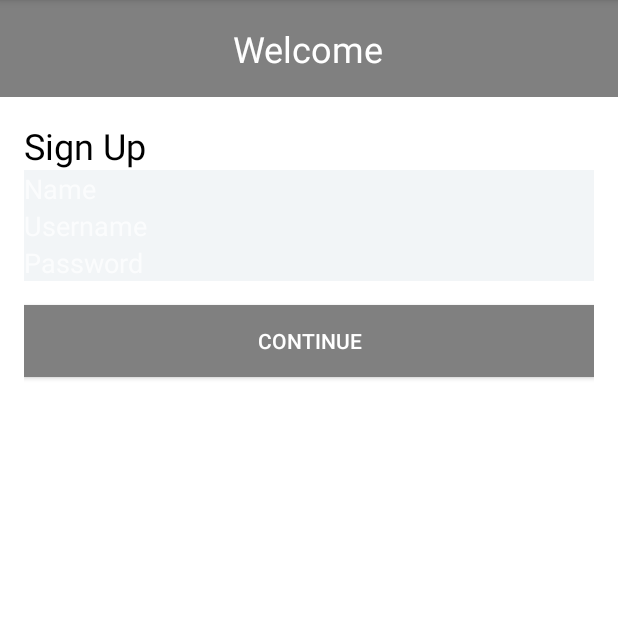
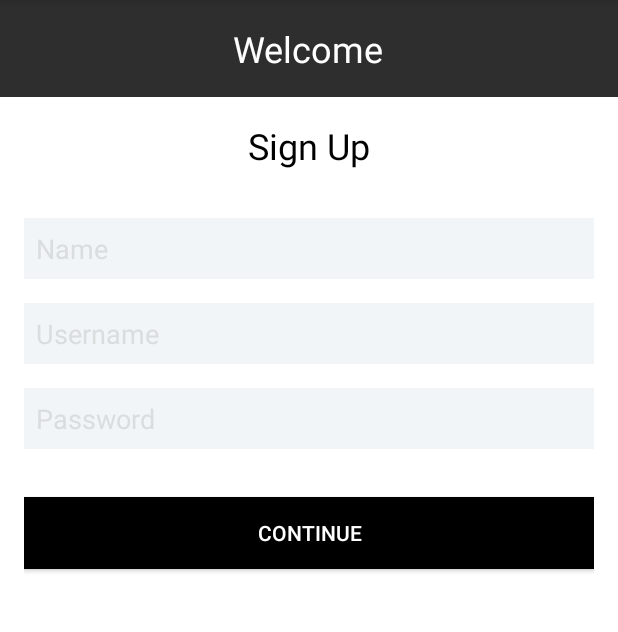
Before and after one commit to moevm/adfmp1h23-scooter, an Android app: the SignUp screen opened directly, with no data from a screen before it, on a phone screen of 412 x 824 dp, the part 84-716 px from its top. Run offline under Robolectric (Android 15) with nearby library versions, the phone set to English and light mode, and no system bars.

Commit message:
part of sign up

```diff
--- a/app/src/main/res/layout/activity_sign_up.xml
+++ b/app/src/main/res/layout/activity_sign_up.xml
@@ -8,7 +8,7 @@
         android:id="@+id/top_bar"
         android:layout_width="match_parent"
         android:layout_height="wrap_content"
-        android:background="@color/gray"
+        android:background="@color/top_bar_color"
         android:padding="16dp">
 
         <TextView
@@ -36,21 +36,40 @@
             android:layout_height="wrap_content"
             android:text="Sign Up"
             android:textColor="@color/black"
-            android:textSize="24sp" />
+            android:textSize="24sp"
+            android:layout_gravity="center_horizontal"
+            android:layout_marginBottom="16dp" />
 
         <EditText
             android:id="@+id/name_input"
             android:layout_width="match_parent"
             android:layout_height="wrap_content"
+            android:layout_marginTop="16dp"
+            android:layout_marginBottom="8dp"
+            android:background="@color/input_background"
             android:hint="Name"
-            android:background="@color/input_background" />
+            android:padding="8dp"
+            android:textColor="@color/input_text_color"
+            android:textColorHighlight="@color/input_text_color"
+            android:textColorHint="@color/input_text_color"
+            android:textColorLink="@color/input_text_color"
+            android:textCursorDrawable="@color/input_text_color" />
 
         <EditText
             android:id="@+id/username_input"
             android:layout_width="match_parent"
             android:layout_height="wrap_content"
             android:hint="Username"
-            android:background="@color/input_background" />
+            android:textColor="@color/input_text_color"
+            android:background="@color/input_background"
+            android:padding="8dp"
+            android:layout_marginTop="8dp"
+            android:layout_marginBottom="8dp"
+            android:textColorHighlight="@color/input_text_color"
+            android:textColorHint="@color/input_text_color"
+            android:textColorLink="@color/input_text_color"
+            android:textCursorDrawable="@color/input_text_color"
+            />
 
         <EditText
             android:id="@+id/password_input"
@@ -58,7 +77,16 @@
             android:layout_height="wrap_content"
             android:hint="Password"
             android:inputType="textPassword"
-            android:background="@color/input_background" />
+            android:textColor="@color/input_text_color"
+            android:background="@color/input_background"
+            android:padding="8dp"
+            android:layout_marginTop="8dp"
+            android:layout_marginBottom="16dp"
+            android:textColorHighlight="@color/input_text_color"
+            android:textColorHint="@color/input_text_color"
+            android:textColorLink="@color/input_text_color"
+            android:textCursorDrawable="@color/input_text_color"
+            />
 
         <Button
             android:id="@+id/continue_button"
@@ -66,9 +94,8 @@
             android:layout_height="wrap_content"
             android:text="Continue"
             android:textColor="@color/white"
-            android:background="@color/gray"
-            android:layout_marginTop="16dp" />
+            android:background="@color/black"
+            android:layout_marginTop="16dp"/>
 
     </LinearLayout>
-
 </RelativeLayout>
--- a/app/src/main/res/values/colors.xml
+++ b/app/src/main/res/values/colors.xml
@@ -9,4 +9,6 @@
     <color name="white">#FFFFFFFF</color>
     <color name="gray">#808080</color>
     <color name="input_background">#F2F5F7</color>
+    <color name="top_bar_color">#2E2E2E</color>
+    <color name="input_text_color">#DADDDD</color>
 </resources>
```
